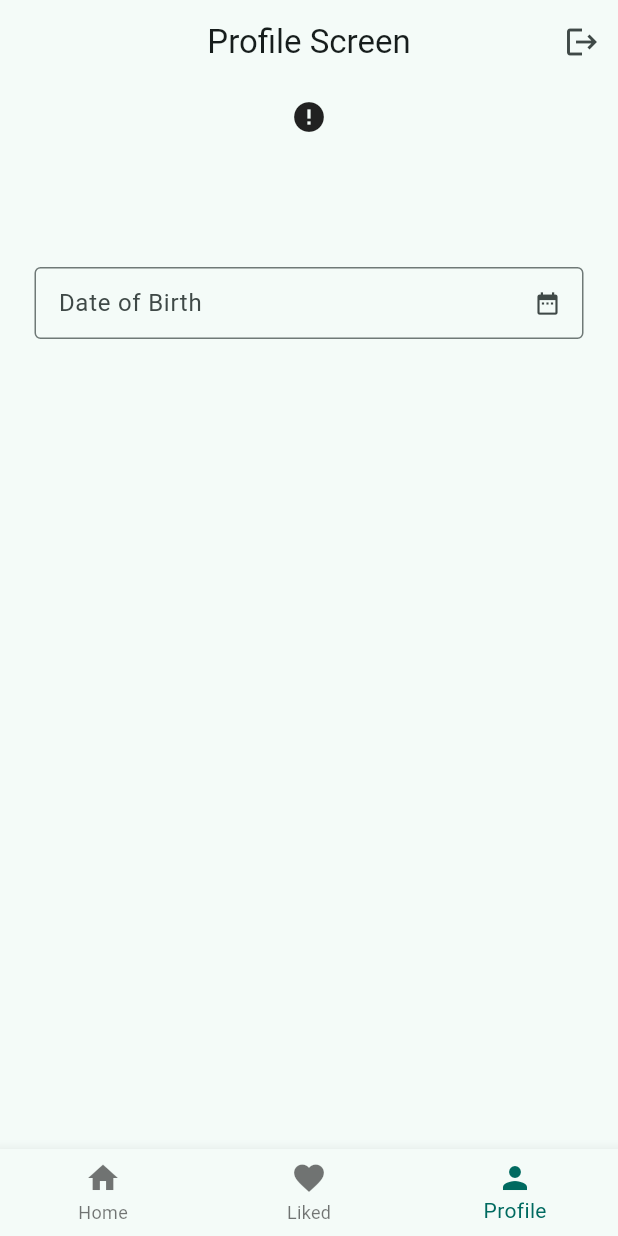
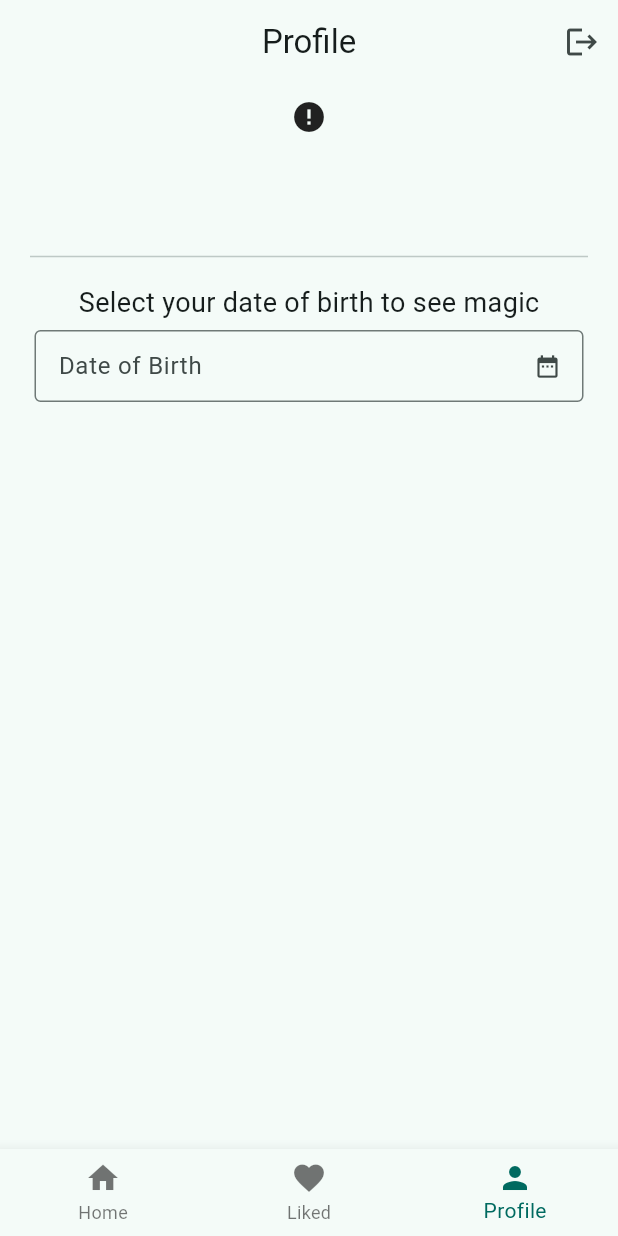
Before and after one commit to SumanRasaili/Image-App, a Flutter app: the screen it shows once a user with an empty profile is signed in, item 3 of the bottom bar chosen, on a phone screen of 412 x 824 dp. Run offline on Flutter 3.47's test engine with Material 3 defaults, Android fonts, the phone set to English and light mode, and no system bars; drawn by our look-alikes of cached_network_image; our stand-ins replace bot_toast, dio, firebase_auth, firebase_core, flutter_hooks, flutter_local_notifications and 6 more; accounts and stored records are empty; generated files the repository leaves out were written again; network calls fail.

Commit message:
app components moified

```diff
--- a/lib/config/app_url.dart
+++ b/lib/config/app_url.dart
@@ -1,4 +1,4 @@
 class AppUrl{
-  static const String pixelUrl ="https://api.pexels.com/v1/curated";
+  static const String pixelUrl ="https://api.pexels.com/v1/curated?per_page=50";
   static const String searchPhotos ="https://api.pexels.com/v1/search";
 }
--- a/lib/features/liked/liked_image_pages.dart
+++ b/lib/features/liked/liked_image_pages.dart
@@ -10,7 +10,10 @@ class LikedImagesScreen extends ConsumerWidget {
       appBar: AppBar(
         automaticallyImplyLeading: false,
         centerTitle: true,
-        title: const Text("Liked Images Screen"),
+        title: const Text("Liked Images"),
+      ),
+      body: const Center(
+        child: Text("Liked images not found!"),
       ),
     );
   }
--- a/lib/features/profile/profile_screen.dart
+++ b/lib/features/profile/profile_screen.dart
@@ -44,7 +44,7 @@ class _ProfileScreenState extends ConsumerState<ProfileScreen> {
       appBar: AppBar(
         automaticallyImplyLeading: false,
         centerTitle: true,
-        title: const Text("Profile Screen"),
+        title: const Text("Profile"),
         actions: [
           IconButton(
               onPressed: () {
@@ -158,8 +158,19 @@ class _ProfileScreenState extends ConsumerState<ProfileScreen> {
                 userProfData?.email ?? "",
                 style: const TextStyle(fontSize: 20),
               ),
+              const Padding(
+                padding: EdgeInsets.symmetric(horizontal: 20),
+                child: Divider(),
+              ),
               const SizedBox(
-                height: 15,
+                height: 10,
+              ),
+              const Text(
+                "Select your date of birth to see magic",
+                style: TextStyle(fontSize: 18),
+              ),
+              const SizedBox(
+                height: 5,
               ),
               Padding(
                 padding: const EdgeInsets.symmetric(horizontal: 23),
```
Also changed, not shown: lib/features/home/home_screen.dart (+34 -5 lines), lib/features/home/search_page.dart (+9 -6 lines).
